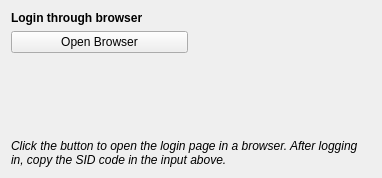
The window that rare/ui/components/dialogs/login/browser_login.ui (RareDevs/Rare) describes before a commit, drawn with Qt 5.
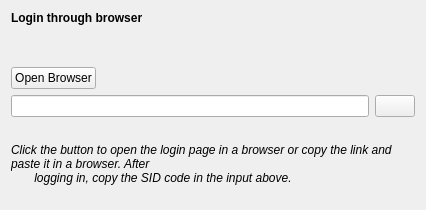
The same window after the commit.

Commit message: Add link text to browser login

What changed in the file:
```diff
--- a/rare/ui/components/dialogs/login/browser_login.ui
+++ b/rare/ui/components/dialogs/login/browser_login.ui
@@ -6,35 +6,61 @@
    <rect>
     <x>0</x>
     <y>0</y>
-    <width>382</width>
-    <height>178</height>
+    <width>426</width>
+    <height>210</height>
    </rect>
   </property>
   <property name="windowTitle">
    <string notr="true">BrowserLogin</string>
   </property>
   <layout class="QGridLayout" name="browser_layout">
+   <item row="2" column="0" colspan="3">
+    <layout class="QHBoxLayout" name="horizontalLayout">
+     <item>
+      <widget class="QLineEdit" name="link_text">
+       <property name="text">
+        <string notr="true"/>
+       </property>
+       <property name="alignment">
+        <set>Qt::AlignLeading|Qt::AlignLeft|Qt::AlignTop</set>
+       </property>
+       <property name="readOnly">
+        <bool>true</bool>
+       </property>
+       <property name="placeholderText">
+        <string notr="true"/>
+       </property>
+      </widget>
+     </item>
+     <item>
+      <widget class="QPushButton" name="copy_button">
+       <property name="sizePolicy">
+        <sizepolicy hsizetype="Maximum" vsizetype="Maximum">
+         <horstretch>0</horstretch>
+         <verstretch>0</verstretch>
+        </sizepolicy>
+       </property>
+       <property name="text">
+        <string/>
+       </property>
+      </widget>
+     </item>
+    </layout>
+   </item>
    <item row="1" column="0">
     <widget class="QPushButton" name="open_button">
+     <property name="sizePolicy">
+      <sizepolicy hsizetype="Maximum" vsizetype="Maximum">
+       <horstretch>0</horstretch>
+       <verstretch>0</verstretch>
+      </sizepolicy>
+     </property>
      <property name="text">
       <string>Open Browser</string>
      </property>
     </widget>
    </item>
-   <item row="0" column="0" colspan="2" alignment="Qt::AlignTop">
-    <widget class="QLabel" name="title_label">
-     <property name="font">
-      <font>
-       <weight>75</weight>
-       <bold>true</bold>
-      </font>
-     </property>
-     <property name="text">
-      <string>Login through browser</string>
-     </property>
-    </widget>
-   </item>
-   <item row="3" column="0" colspan="2" alignment="Qt::AlignBottom">
+   <item row="4" column="0" colspan="3">
     <widget class="QLabel" name="info_label">
      <property name="font">
       <font>
@@ -42,17 +68,32 @@
       </font>
      </property>
      <property name="text">
-      <string>Click the button to open the login page in a browser. After logging in, copy the SID code in the input above.</string>
+      <string>Click the button to open the login page in a browser or copy the link and paste it in a browser. After
+       logging in, copy the SID code in the input above.
+      </string>
      </property>
      <property name="wordWrap">
       <bool>true</bool>
      </property>
     </widget>
    </item>
-   <item row="2" column="1">
+   <item row="0" column="0" colspan="3" alignment="Qt::AlignTop">
+    <widget class="QLabel" name="title_label">
+     <property name="font">
+      <font>
+       <weight>75</weight>
+       <bold>true</bold>
+      </font>
+     </property>
+     <property name="text">
+      <string>Login through browser</string>
+     </property>
+    </widget>
+   </item>
+   <item row="3" column="0" colspan="3">
     <widget class="QLabel" name="status_label">
      <property name="sizePolicy">
-      <sizepolicy hsizetype="Preferred" vsizetype="Expanding">
+      <sizepolicy hsizetype="Preferred" vsizetype="Maximum">
        <horstretch>0</horstretch>
        <verstretch>0</verstretch>
       </sizepolicy>
@@ -60,9 +101,12 @@
      <property name="text">
       <string notr="true"/>
      </property>
+     <property name="alignment">
+      <set>Qt::AlignBottom|Qt::AlignLeading|Qt::AlignLeft</set>
+     </property>
     </widget>
    </item>
-   <item row="1" column="1">
+   <item row="1" column="1" colspan="2">
     <layout class="QHBoxLayout" name="sid_layout"/>
    </item>
   </layout>
```
The commit also changes 6 other files.
